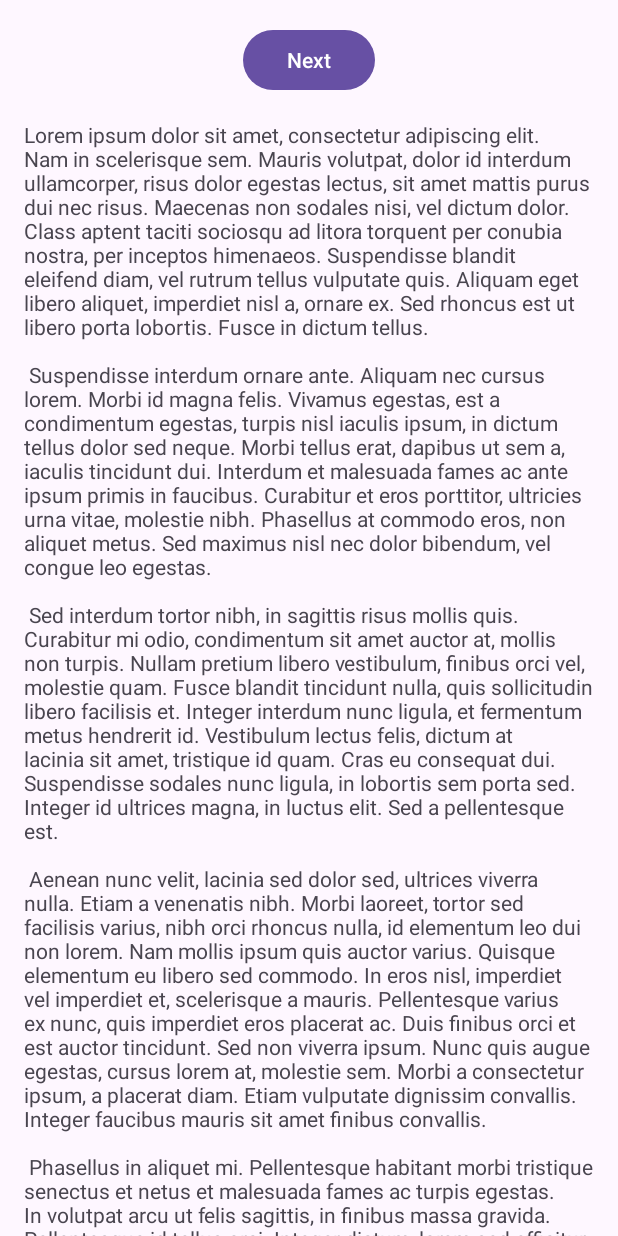
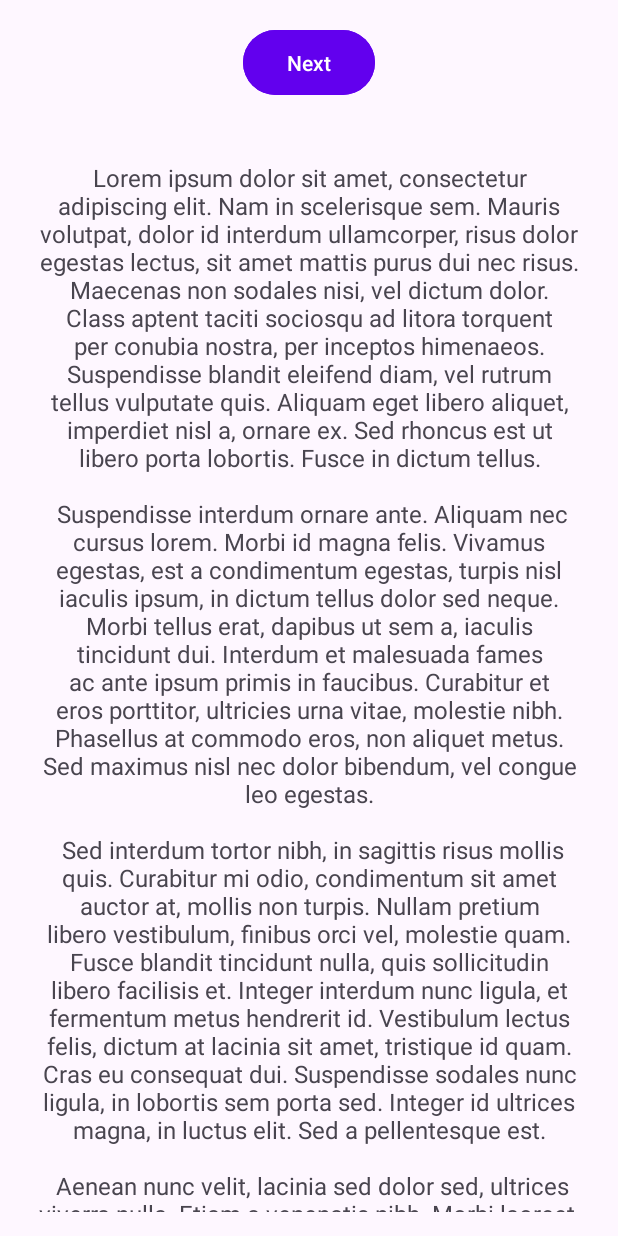
Before and after one commit to TannuNarwal/junitByTannu, an Android app: the layout fragment_first.xml on its own in the app's theme, with its tools: preview values and no code run, on a phone screen of 412 x 824 dp. Run offline under Robolectric (Android 15) with nearby library versions, the phone set to English and light mode, and no system bars.

Commit message:
Junit code by Tannu

```diff
--- a/app/src/main/res/layout/fragment_first.xml
+++ b/app/src/main/res/layout/fragment_first.xml
@@ -1,35 +1,47 @@
 <?xml version="1.0" encoding="utf-8"?>
-<androidx.core.widget.NestedScrollView xmlns:android="http://schemas.android.com/apk/res/android"
+<androidx.core.widget.NestedScrollView
+    xmlns:android="http://schemas.android.com/apk/res/android"
     xmlns:app="http://schemas.android.com/apk/res-auto"
     xmlns:tools="http://schemas.android.com/tools"
     android:layout_width="match_parent"
     android:layout_height="match_parent"
+    android:padding="16dp"
     tools:context=".FirstFragment">
 
     <androidx.constraintlayout.widget.ConstraintLayout
         android:layout_width="match_parent"
-        android:layout_height="match_parent"
-        android:padding="16dp">
+        android:layout_height="wrap_content">
 
+        <!-- Button for Navigation -->
         <Button
             android:id="@+id/button_first"
             android:layout_width="wrap_content"
             android:layout_height="wrap_content"
             android:text="@string/next"
+            app:layout_constraintTop_toTopOf="parent"
+            app:layout_constraintStart_toStartOf="parent"
+            app:layout_constraintEnd_toEndOf="parent"
             app:layout_constraintBottom_toTopOf="@id/textview_first"
-            app:layout_constraintEnd_toEndOf="parent"
-            app:layout_constraintStart_toStartOf="parent"
-            app:layout_constraintTop_toTopOf="parent" />
+            android:layout_marginBottom="16dp"
+            android:paddingHorizontal="24dp"
+            android:paddingVertical="12dp"
+            android:backgroundTint="@color/design_default_color_primary"
+            android:textColor="@android:color/white" />
 
+        <!-- TextView for Displaying Content -->
         <TextView
             android:id="@+id/textview_first"
-            android:layout_width="wrap_content"
+            android:layout_width="0dp"
             android:layout_height="wrap_content"
             android:layout_marginTop="16dp"
+            android:layout_marginBottom="16dp"
             android:text="@string/lorem_ipsum"
-            app:layout_constraintBottom_toBottomOf="parent"
+            android:textSize="16sp"
+            android:textAlignment="center"
+            android:padding="8dp"
+            app:layout_constraintTop_toBottomOf="@id/button_first"
+            app:layout_constraintStart_toStartOf="parent"
             app:layout_constraintEnd_toEndOf="parent"
-            app:layout_constraintStart_toStartOf="parent"
-            app:layout_constraintTop_toBottomOf="@id/button_first" />
+            app:layout_constraintBottom_toBottomOf="parent" />
     </androidx.constraintlayout.widget.ConstraintLayout>
 </androidx.core.widget.NestedScrollView>
```
